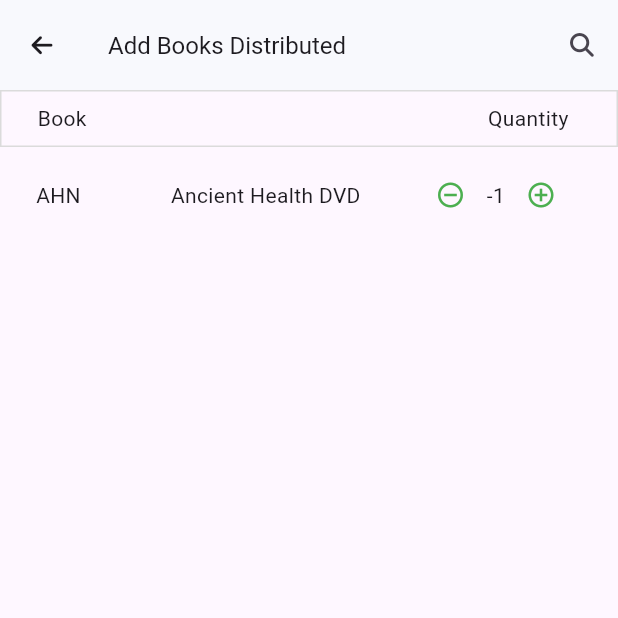
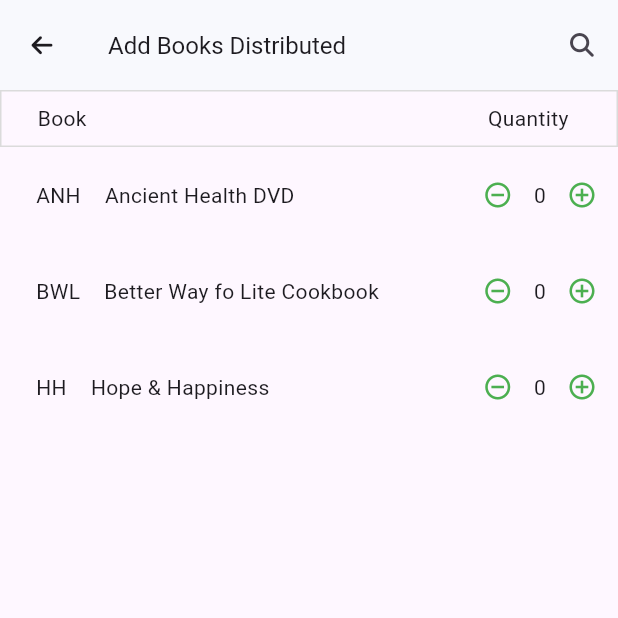
Before and after one commit to sk00l/flutter, a Flutter app: the screen it shows after launch, after a tap on the "remove circle outline" icon, on a phone screen of 412 x 824 dp, the top half of it. Run offline on Flutter 3.47's test engine with Material 3 defaults, Android fonts, the phone set to English and light mode, and no system bars; our stand-ins replace bloc, equatable, flutter_bloc, font_awesome_flutter.

Commit message:
added indivdual book list

```diff
--- a/lib/blocc/counter_bloc.dart
+++ b/lib/blocc/counter_bloc.dart
@@ -13,6 +13,8 @@ class CounterBloc extends Bloc<CounterEvent, CounterState> {
   }
 
   void _decrement(DecrementCounter event, Emitter<CounterState> emit) {
-    emit(state.copyWith(counter: state.counter - 1));
+    if (state.counter > 0) {
+      emit(state.copyWith(counter: state.counter - 1));
+    }
   }
 }
--- /dev/null
+++ b/lib/data/post_data.dart
@@ -0,0 +1,9 @@
+import 'package:flutter_application_1/model/book_model.dart';
+
+class BookListData {
+  static List<BookModel> bookModelList = [
+    BookModel(bookAb: "ANH", bookname: "Ancient Health DVD"),
+    BookModel(bookAb: "BWL", bookname: "Better Way fo Lite Cookbook"),
+    BookModel(bookAb: "HH", bookname: "Hope & Happiness"),
+  ];
+}
--- a/lib/main.dart
+++ b/lib/main.dart
@@ -14,7 +14,7 @@ class MyApp extends StatelessWidget {
   @override
   Widget build(BuildContext context) {
     return BlocProvider(
-      create: (_) => CounterBloc(),
+      create: (context) => CounterBloc(),
       child: const MaterialApp(
         home: HomeScreen(),
       ),
--- /dev/null
+++ b/lib/model/book_model.dart
@@ -0,0 +1,10 @@
+// ignore_for_file: public_member_api_docs, sort_constructors_first
+class BookModel {
+  final String bookAb;
+  final String bookname;
+
+  BookModel({
+    required this.bookAb,
+    required this.bookname,
+  });
+}
--- /dev/null
+++ b/lib/ui/component/book_component.dart
@@ -0,0 +1,29 @@
+import 'package:flutter/material.dart';
+import 'package:flutter_application_1/data/post_data.dart';
+import 'package:flutter_application_1/ui/widgets/book_widget.dart';
+import 'package:flutter_application_1/blocc/counter_bloc.dart'; // Import CounterBloc
+
+class BookComponent extends StatefulWidget {
+  const BookComponent({super.key});
+
+  @override
+  State<BookComponent> createState() => _BookComponentState();
+}
+
+class _BookComponentState extends State<BookComponent> {
+  @override
+  Widget build(BuildContext context) {
+    return Expanded(
+      child: ListView.builder(
+        itemCount: BookListData.bookModelList.length,
+        itemBuilder: (context, index) {
+          final post = BookListData.bookModelList[index];
+          // Create a new instance of CounterBloc for each BookWidget
+          final counterBloc = CounterBloc();
+          return BookWidget(
+              post: post, counterBloc: counterBloc); // Provide CounterBloc
+        },
+      ),
+    );
+  }
+}
--- a/lib/ui/screens/home_screen.dart
+++ b/lib/ui/screens/home_screen.dart
@@ -1,4 +1,5 @@
 import 'package:flutter/material.dart';
+import 'package:flutter_application_1/ui/component/book_component.dart';
 import 'package:flutter_application_1/ui/widgets/book_widget.dart';
 import 'package:font_awesome_flutter/font_awesome_flutter.dart';
 
@@ -54,7 +55,7 @@ class HomeScreenState extends State<HomeScreen> {
               ),
             ),
           ),
-          const BookWidget(),
+          const BookComponent()
           // const BookWidget(),
           // const BookWidget(),
         ],
--- a/lib/ui/widgets/book_widget.dart
+++ b/lib/ui/widgets/book_widget.dart
@@ -2,31 +2,35 @@ import 'package:flutter/material.dart';
 import 'package:flutter_application_1/blocc/counter_bloc.dart';
 import 'package:flutter_application_1/blocc/counter_event.dart';
 import 'package:flutter_application_1/blocc/counter_state.dart';
+import 'package:flutter_application_1/model/book_model.dart';
 import 'package:flutter_bloc/flutter_bloc.dart';
 
 class BookWidget extends StatelessWidget {
-  const BookWidget({
-    super.key,
-  });
+  final BookModel post;
+  final CounterBloc counterBloc;
+  const BookWidget({Key? key, required this.post, required this.counterBloc})
+      : super(key: key);
 
   @override
   Widget build(BuildContext context) {
     return Padding(
       padding: const EdgeInsets.fromLTRB(24, 8, 0, 8),
       child: Row(
-        mainAxisAlignment: MainAxisAlignment.start,
         children: [
-          const Text('AHN'),
-          const SizedBox(
-            width: 60,
+          Text(post.bookAb),
+          const SizedBox(width: 16), // Adjust spacing as needed
+          Expanded(
+            child: Text(
+              post.bookname,
+              overflow: TextOverflow.ellipsis,
+            ),
           ),
-          const Text('Ancient Health DVD'),
-          const SizedBox(width: 36),
+          const SizedBox(width: 16), // Adjust spacing as needed
           Row(
             children: [
               IconButton(
                 onPressed: () {
-                  context.read<CounterBloc>().add(DecrementCounter());
+                  counterBloc.add(DecrementCounter());
                 },
                 icon: const Icon(
                   Icons.remove_circle_outline,
@@ -35,13 +39,14 @@ class BookWidget extends StatelessWidget {
                 ),
               ),
               BlocBuilder<CounterBloc, CounterState>(
+                bloc: counterBloc,
                 builder: (context, state) {
                   return Text(state.counter.toString());
                 },
               ),
               IconButton(
                 onPressed: () {
-                  context.read<CounterBloc>().add(IncrementCounter());
+                  counterBloc.add(IncrementCounter());
                 },
                 icon: const Icon(
                   Icons.add_circle_outline,
```
